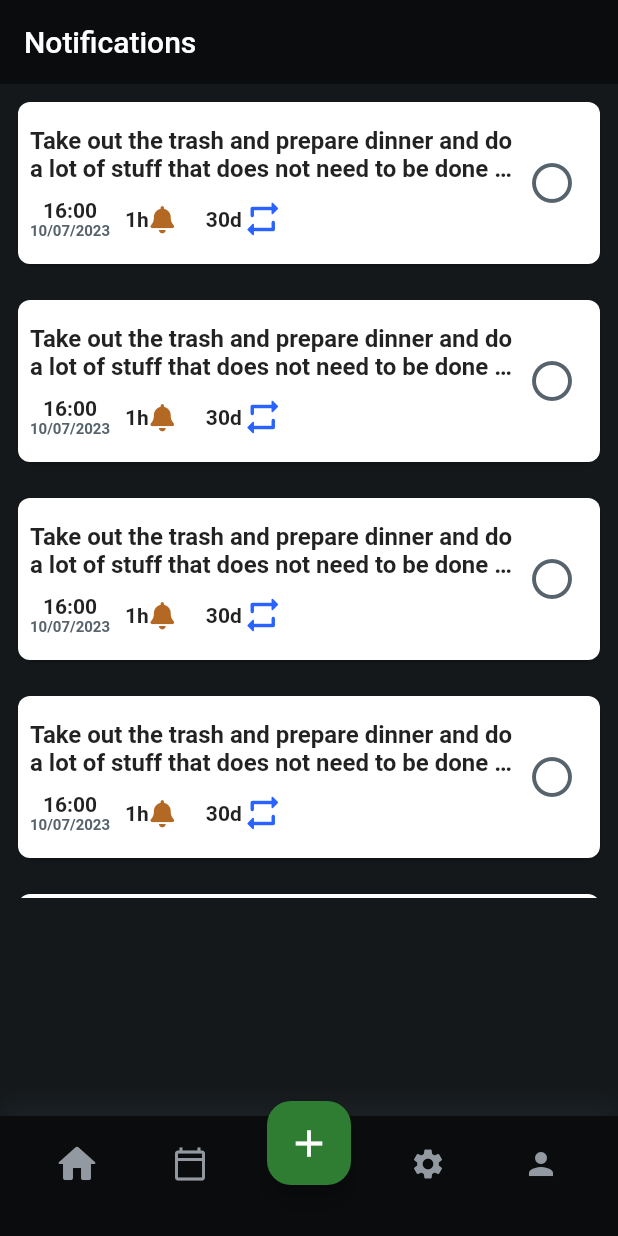
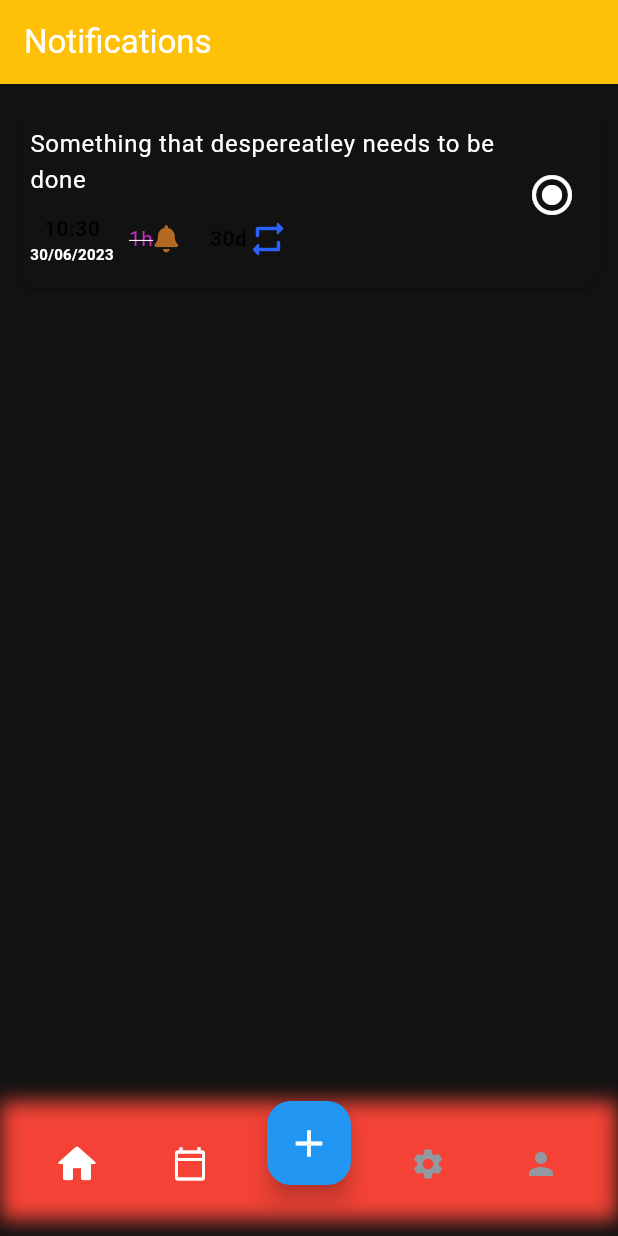
Before and after one commit to Edvardsn/Notify, a Flutter app: the screen it shows after launch, on a phone screen of 412 x 824 dp. Run offline on Flutter 3.47's test engine with Material 2 defaults, Android fonts, the phone set to English and light mode, and no system bars; our stand-ins replace bloc, device_preview, equatable, flutter_bloc, font_awesome_flutter, hive and 1 more; accounts and stored records are empty.

Commit message:
Themes and state management still work in progress.

```diff
--- /dev/null
+++ b/lib/data/notifications_api.dart
@@ -0,0 +1,60 @@
+import 'package:hive/hive.dart';
+import 'package:hive_flutter/adapters.dart';
+import 'package:husk/models/notification.dart';
+
+/// {@template notifications_api}
+/// The interface for an API that provides access to a list of notifications.
+///
+///
+/// Code
+/// {@endtemplate}
+class NotificationsApi {
+  /// {@macro notifications_api}
+
+  NotificationsApi();
+
+  static const String DATABASE = "notifications";
+
+  // var dataSource;
+
+  /// Provides a [Stream] of all notifications.
+  Future<Stream<Notification>> getNotifications() async {
+    await Hive.initFlutter();
+    await Hive.openBox<Notification>(DATABASE);
+
+    Stream<Notification> nofitications =
+        Stream.fromIterable(Hive.box<Notification>(DATABASE).values);
+
+    return nofitications;
+  }
+
+  /// Saves a [notification].
+  ///
+  /// If a [notification] with the same id already exists, it will be replaced.
+
+  Future<void> savenotification(Notification notification) async {
+    Hive.openBox("notifications");
+    // dataSource.add(notification);
+  }
+
+  /// Deletes the `notification` with the given id.
+  ///
+  /// If no `notification` with the given id exists, a [notificationNotFoundException] error is
+  /// thrown.
+  Future<void> deletenotification(Notification notification) async {
+    // dataSource.delete(notification);
+  }
+
+//   /// Deletes all completed notifications.
+//   ///
+//   /// Returns the number of deleted notifications.
+//   Future<int> clearCompleted();
+
+//   /// Sets the `isCompleted` state of all notifications to the given value.
+//   ///
+//   /// Returns the number of updated notifications.
+//   Future<int> completeAll({required bool isCompleted});
+}
+
+/// Error thrown when a [notification] with a given id is not found.
+class notificationNotFoundException implements Exception {}
--- a/lib/main.dart
+++ b/lib/main.dart
@@ -1,17 +1,23 @@
-import 'package:flutter/material.dart';
+import 'package:flutter_bloc/flutter_bloc.dart';
+import 'package:hive_flutter/adapters.dart';
+import 'package:husk/data/notifications_api.dart';
+import 'package:husk/models/notification.dart';
+import 'package:flutter/material.dart' hide Notification;
 import 'package:device_preview/device_preview.dart';
-import 'package:flutter_bloc/flutter_bloc.dart';
-import 'package:font_awesome_flutter/font_awesome_flutter.dart';
+import 'package:husk/pages/notification_dashboard/bloc/notification_dashboard_bloc.dart';
+import 'package:husk/themes/blue_theme.dart';
 import 'package:husk/widgets/navbar.dart';
 import 'package:husk/themes/dark_theme.dart';
-import 'package:husk/widgets/notification_header.dart';
 import 'package:husk/widgets/notification_tile.dart';
 
-void main() => runApp(
+void main() async {
+  await Hive.initFlutter();
+  runApp(
     DevicePreview(
       builder: (context) => const MyApp(), // Wrap your app
     ),
   );
+}
 
 class MyApp extends StatelessWidget {
   const MyApp({super.key});
@@ -20,8 +26,8 @@ class MyApp extends StatelessWidget {
   @override
   Widget build(BuildContext context) {
     return MaterialApp(
-      title: 'Flutter Demo',
-      theme: DarkTheme.themeData,
+      title: 'Husk',
+      theme: BlueTheme.themeData,
       home: const MyHomePage(title: 'Notifications'),
       locale: DevicePreview.locale(context),
       builder: DevicePreview.appBuilder,
@@ -44,11 +50,21 @@ class _MyHomePageState extends State<MyHomePage> {
     var deviceData = MediaQuery.of(context);
     var screenWidth = MediaQuery.of(context).size.width;
 
-    return Scaffold(
-      backgroundColor: Theme.of(context).primaryColor,
+    // ignore: unused_local_variable
+    var test = Notification(
+        title: "Something that despereatley needs to be done",
+        timeOfNotification: DateTime.now(),
+        id: 1);
+
+    return BlocProvider(
+      create: (context) => NotificationDashboardBloc(api: NotificationsApi()),
+      child: Scaffold(
+        backgroundColor: Theme.of(context).canvasColor,
         appBar: AppBar(
-        backgroundColor: Theme.of(context).focusColor,
+
+          backgroundColor: Theme.of(context).appBarTheme.backgroundColor,
           title: Text(widget.title),
+
         ),
         body: Column(
           mainAxisAlignment: MainAxisAlignment.start,
@@ -69,20 +85,9 @@ class _MyHomePageState extends State<MyHomePage> {
                     decelerationRate: ScrollDecelerationRate.normal),
                 scrollDirection: Axis.vertical,
                 children: [
-                NotificationTile(),
-                NotificationTile(),
-                NotificationTile(),
-                NotificationTile(),
-                NotificationTile(),
-                NotificationTile(),
-                NotificationTile(),
-                NotificationTile(),
-                NotificationTile(),
-                NotificationTile(),
-                NotificationTile(),
-                NotificationTile(),
-                NotificationTile(),
-                NotificationTile(),
+                  NotificationTile(notif: test),
+                  // NotificationTile(),
+                  // NotificationTile(),
                 ],
               ),
             ),
@@ -90,6 +95,7 @@ class _MyHomePageState extends State<MyHomePage> {
           ],
         ),
         bottomNavigationBar: const NavBar(),
+      ),
     );
   }
 }
--- /dev/null
+++ b/lib/models/notification.dart
@@ -0,0 +1,59 @@
+import 'package:equatable/equatable.dart';
+import 'package:hive/hive.dart';
+
+///
+/// A Notifications and its details surrounding.
+///
+/// [Notifications] are immutable and can be copied using [copyWith].
+@HiveType(typeId: 1)
+class Notification extends Equatable {
+  const Notification(
+      {required this.id,
+      required this.title,
+      required this.timeOfNotification,
+      this.recurringTimeframe = Duration.zero,
+      this.preNotificationAlertTime = Duration.zero});
+
+  @HiveField(0)
+  final int id;
+
+  /// The title of the notificaiton
+  @HiveField(1)
+  final String title;
+
+  /// The time and date of the notification
+  @HiveField(2)
+  final DateTime timeOfNotification;
+
+  /// A duration representing the interval the notification should be repeated.
+  @HiveField(3)
+  final Duration recurringTimeframe;
+
+  /// A duration representing a given amount of time before the actual notification timeslot
+  /// to be alerted.
+  @HiveField(4)
+  final Duration preNotificationAlertTime;
+
+  @override
+  List<Object?> get props =>
+      [title, timeOfNotification, recurringTimeframe, preNotificationAlertTime];
+
+  /// Returns a copy of this `notification` with the given values updated.
+  ///
+  /// {@macro notification_item}
+  Notification copyWith(
+      {int? id,
+      String? title,
+      DateTime? timeOfNotification,
+      Duration? recurringTimeframe,
+      Duration? preNotificationAlertTime}) {
+    return Notification(
+      id: id ?? this.id,
+      title: title ?? this.title,
+      timeOfNotification: timeOfNotification ?? this.timeOfNotification,
+      recurringTimeframe: recurringTimeframe ?? this.recurringTimeframe,
+      preNotificationAlertTime:
+          preNotificationAlertTime ?? this.preNotificationAlertTime,
+    );
+  }
+}
--- /dev/null
+++ b/lib/pages/notification_dashboard/bloc/notification_dashboard_bloc.dart
@@ -0,0 +1,34 @@
+import 'dart:async';
+
+import 'package:bloc/bloc.dart';
+import 'package:equatable/equatable.dart';
+import 'package:husk/data/notifications_api.dart';
+
+import '../../../models/notification.dart';
+
+part 'notification_dashboard_event.dart';
+part 'notification_dashboard_state.dart';
+
+/// A bloc which manages the state of the notification dashboard.
+class NotificationDashboardBloc
+    extends Bloc<NotificationDashboardEvent, NotificationDashboardState> {
+  Future<Stream<Notification>> notifications;
+
+  final NotificationsApi _api;
+
+  NotificationDashboardBloc({required NotificationsApi api})
+      : _api = api,
+        notifications = api.getNotifications(),
+        super(const NotificationDashboardState()) {
+    on<NotificationSelectedEvent>(_onSelectedNotification);
+  }
+
+  FutureOr<void> _onSelectedNotification(NotificationSelectedEvent event,
+      Emitter<NotificationDashboardState> emit) {
+    /// Extract existing selected notifications
+    List<Notification> selectedNotifs = List.from(state.selectedNotifications);
+    selectedNotifs.add(event.notification);
+    print(state.selectedNotifications);
+    emit(state.copyWith(null, null, selectedNotifs));
+  }
+}
--- /dev/null
+++ b/lib/pages/notification_dashboard/bloc/notification_dashboard_event.dart
@@ -0,0 +1,15 @@
+part of 'notification_dashboard_bloc.dart';
+
+sealed class NotificationDashboardEvent extends Equatable {
+  const NotificationDashboardEvent();
+
+  @override
+  List<Object> get props => [];
+}
+
+/// An event which signals that a notification has been selected
+final class NotificationSelectedEvent extends NotificationDashboardEvent {
+  const NotificationSelectedEvent({required this.notification});
+
+  final Notification notification;
+}
--- /dev/null
+++ b/lib/pages/notification_dashboard/bloc/notification_dashboard_state.dart
@@ -0,0 +1,35 @@
+part of 'notification_dashboard_bloc.dart';
+
+/// The different status types of the dashboard
+enum NotificationDashboardStatus { loading, loaded }
+
+/// This class represents the state of the notification dashboard
+final class NotificationDashboardState extends Equatable {
+  const NotificationDashboardState(
+      {this.status = NotificationDashboardStatus.loading,
+      this.notifications = const [],
+      this.selectedNotifications = const []});
+
+  final NotificationDashboardStatus status;
+  final List<Notification> notifications;
+  final List<Notification> selectedNotifications;
+
+  /// The criteria for what constitutes a different notification for the Equatable comparison
+  @override
+  List<Object> get props => [status, notifications];
+
+  /// A constructor for creating a copy of the state of the dashboard with the option of
+  /// modifying existing fields.
+  NotificationDashboardState copyWith(
+    NotificationDashboardStatus? status,
+    List<Notification>? notifications,
+    List<Notification>? selectedNotifications,
+  ) {
+    return NotificationDashboardState(
+      status: status ?? this.status,
+      notifications: notifications ?? this.notifications,
+      selectedNotifications:
+          selectedNotifications ?? this.selectedNotifications,
+    );
+  }
+}
--- /dev/null
+++ b/lib/themes/blue_theme.dart
@@ -0,0 +1,37 @@
+import 'package:flutter/material.dart';
+
+class BlueTheme {
+  Color color = const Color(0xff94a2f2);
+
+  static List<Color> colors = [
+    const Color(0xff26292b),
+    const Color(0xff2e3239),
+    const Color(0xff5f7adb),
+    const Color(0xffa2b2ee)
+  ];
+
+  static List<String> type = [
+    "Background/canvas",
+    "onButton/additionalButtonColor",
+    "Primary",
+    "Secondary"
+  ];
+
+  Map<String, Color> palette = Map.fromIterables(type, colors);
+
+  static ColorScheme fullPalette =
+      ColorScheme.fromSeed(seedColor: const Color(0xff26292b));
+
+  static TextTheme textTheme = const TextTheme();
+  static AppBarTheme appBarTheme = AppBarTheme(color: Colors.amber);
+  // static BottomNavigationBarTheme bottomNavigationBarTheme = BottomNavigationBarTheme(data: data, child: child)
+
+  static ThemeData get themeData {
+    // return ThemeData.from(colorScheme: fullPalette, useMaterial3: true);
+    return ThemeData.from(
+            colorScheme: const ColorScheme.dark(),
+            textTheme: Typography.whiteRedmond,
+            useMaterial3: true)
+        .copyWith(appBarTheme: appBarTheme);
+  }
+}
--- a/lib/themes/dark_theme.dart
+++ b/lib/themes/dark_theme.dart
@@ -11,8 +11,10 @@ class DarkTheme {
           tileColor: Colors.white),
       primaryColor: const Color(0xFF14181b),
       focusColor: const Color(0xFF0A0C0E),
+
       floatingActionButtonTheme: FloatingActionButtonThemeData(
         backgroundColor: Colors.green.shade800,
+
       ),
       primaryTextTheme: const TextTheme(
         displayLarge: TextStyle(color: Colors.white),
--- a/lib/widgets/navbar.dart
+++ b/lib/widgets/navbar.dart
@@ -1,4 +1,6 @@
 import 'package:flutter/material.dart';
+import 'package:flutter_bloc/flutter_bloc.dart';
+import 'package:husk/pages/notification_dashboard/bloc/notification_dashboard_bloc.dart';
 
 class NavBar extends StatelessWidget {
   const NavBar({super.key});
@@ -9,8 +11,8 @@ class NavBar extends StatelessWidget {
       width: double.infinity,
       height: 90,
       decoration: BoxDecoration(
-        color: Theme.of(context).primaryColor,
-      ),
+          // color: Theme.of(context).bottomNavigationBarTheme.selectedItemColor,
+          ),
       child: Stack(
         children: [
           Column(
@@ -18,7 +20,8 @@ class NavBar extends StatelessWidget {
             mainAxisAlignment: MainAxisAlignment.end,
             children: [
               Material(
-                color: Theme.of(context).focusColor,
+                color:
+                    Theme.of(context).bottomNavigationBarTheme.backgroundColor,
                 elevation: 0,
                 shape: RoundedRectangleBorder(
                   borderRadius: BorderRadius.circular(0),
@@ -27,11 +30,13 @@ class NavBar extends StatelessWidget {
                   width: double.infinity,
                   height: 80,
                   decoration: BoxDecoration(
-                    color: Theme.of(context).focusColor,
+                    color: Theme.of(context)
+                        .bottomNavigationBarTheme
+                        .backgroundColor,
                     boxShadow: const [
                       BoxShadow(
                         blurRadius: 10,
-                        color: Color(0x1A57636C),
+                        color: Colors.red,
                         offset: Offset(0, -10),
                         spreadRadius: 0.1,
                       )
@@ -49,10 +54,14 @@ class NavBar extends StatelessWidget {
             children: [
               Flexible(
                 child: IconButton(
-                  color: Colors.transparent,
-                  icon: const Icon(
+                  color: Theme.of(context)
+                      .bottomNavigationBarTheme
+                      .selectedItemColor,
+                  icon: Icon(
                     Icons.home_rounded,
-                    color: Color(0xFF9299A1),
+                    color: Theme.of(context)
+                        .bottomNavigationBarTheme
+                        .selectedItemColor,
                     size: 32,
                   ),
                   onPressed: () {
@@ -62,11 +71,15 @@ class NavBar extends StatelessWidget {
               ),
               Flexible(
                 child: IconButton(
-                  color: Colors.transparent,
+                  color: Theme.of(context)
+                      .bottomNavigationBarTheme
+                      .selectedItemColor,
                   iconSize: 30,
-                  icon: const Icon(
+                  icon: Icon(
                     Icons.calendar_today_outlined,
-                    color: Color(0xFF9299A1),
+                    color: Theme.of(context)
+                        .bottomNavigationBarTheme
+                        .selectedItemColor,
                     size: 24,
                   ),
                   onPressed: () {
@@ -81,9 +94,13 @@ class NavBar extends StatelessWidget {
                   Padding(
                     padding: const EdgeInsetsDirectional.fromSTEB(0, 0, 0, 10),
                     child: FloatingActionButton(
-                      backgroundColor: Theme.of(context)
-                          .floatingActionButtonTheme
-                          .focusColor,
+                      backgroundColor: context
+                              .read<NotificationDashboardBloc>()
+                              .state
+                              .selectedNotifications
+                              .isEmpty
+                          ? Colors.blue
+                          : Colors.red,
                       child: const Icon(
                         Icons.add,
                         color: Colors.white,
--- a/lib/widgets/notification_tile.dart
+++ b/lib/widgets/notification_tile.dart
@@ -1,36 +1,58 @@
-import 'package:flutter/material.dart';
+import 'package:flutter/material.dart' hide Notification;
+import 'package:flutter_bloc/flutter_bloc.dart';
 import 'package:font_awesome_flutter/font_awesome_flutter.dart';
+import 'package:hive_flutter/adapters.dart';
+import 'package:husk/models/notification.dart';
+import 'package:husk/pages/notification_dashboard/bloc/notification_dashboard_bloc.dart';
+import 'package:intl/intl.dart';
 
 class NotificationTile extends StatefulWidget {
-  const NotificationTile({super.key});
+  NotificationTile({super.key, required this.notif});
+
+  Notification notif;
 
   @override
   State<NotificationTile> createState() => _NotificationTileState();
 }
 
 class _NotificationTileState extends State<NotificationTile> {
-  bool _tileSelected = false;
+  bool selected = false;
+
+  late String timeOfDay =
+      DateFormat("Hm").format(widget.notif.timeOfNotification);
+
+  late String timeOfMonth;
+
+  late String dateOfNotification =
+      DateFormat("d/$timeOfMonth/y").format(widget.notif.timeOfNotification);
+
+  /// Formats the given date to european format
+  void _formatDate() {
+    if (DateFormat("M").format(widget.notif.timeOfNotification).length == 1) {
+      timeOfMonth =
+          "0${DateFormat("M").format(widget.notif.timeOfNotification)}";
+    }
+  }
 
   @override
   Widget build(BuildContext context) {
+    _formatDate();
+
     return Card(
       margin: const EdgeInsets.all(12),
-      child: Expanded(
+      color: Theme.of(context).cardColor,
       child: ListTile(
         horizontalTitleGap: 1,
         contentPadding: const EdgeInsets.all(8),
         isThreeLine: true,
         // dense: true,
-          title: const Text(
-            "Take out the trash and prepare dinner and do a lot of stuff that does not need to be done or something.",
-            style: TextStyle(
-                color: Colors.black87,
-                fontSize: 16,
-                fontWeight: FontWeight.w600),
-            overflow: TextOverflow.ellipsis,
-            maxLines: 2,
-            softWrap: true,
-          ),
+        title: Text(widget.notif.title),
+        //   style: const TextStyle(
+        //       color: Colors.black87, fontSize: 16, fontWeight: FontWeight.w600),
+        //   overflow: TextOverflow.ellipsis,
+        //   maxLines: 2,
+        //   softWrap: true,
+        // ),
         titleAlignment: ListTileTitleAlignment.center,
         subtitle: Padding(
           padding: const EdgeInsets.fromLTRB(0, 10, 0, 0),
@@ -40,9 +62,9 @@ class _NotificationTileState extends State<NotificationTile> {
               Column(
                 crossAxisAlignment: CrossAxisAlignment.center,
                 children: [
-                    const Text(
-                      "16:00",
-                      style: TextStyle(
+                  Text(
+                    timeOfDay,
+                    style: const TextStyle(
                         color: Colors.black87,
                         fontSize: 14,
                         fontWeight: FontWeight.w700),
@@ -51,27 +73,32 @@ class _NotificationTileState extends State<NotificationTile> {
                     softWrap: true,
                   ),
                   Text(
-                      "10/07/2023",
+                    dateOfNotification,
                     maxLines: 1,
                     style: TextStyle(
-                          color: Theme.of(context)
-                              .primaryTextTheme
-                              .labelSmall
-                              ?.color,
+                        color: Theme.of(context).textTheme.labelSmall?.color,
                         fontSize: 10,
                         fontWeight: FontWeight.w700),
                   )
                 ],
               ),
-                const Padding(
+              Padding(
                 padding: EdgeInsets.symmetric(horizontal: 10),
                 child: Row(
                   mainAxisAlignment: MainAxisAlignment.center,
                   children: [
                     Text(
                       "1h",
-                        style: TextStyle(
-                            color: Colors.black87, fontWeight: FontWeight.w700),
+                      style: selected
+                          ? TextStyle(
+                              color: const Color.fromARGB(255, 28, 45, 59),
+                              decoration: TextDecoration.lineThrough,
+                              fontSize: 40,
+                            )
+                          : TextStyle(
+                              color: Color.fromARGB(255, 207, 47, 207),
+                              decoration: TextDecoration.lineThrough,
+                            ),
                     ),
                     Icon(
                       FontAwesomeIcons.solidBell,
@@ -103,11 +130,20 @@ class _NotificationTileState extends State<NotificationTile> {
           ),
         ),
         trailing: IconButton(
-            icon: const Icon(Icons.radio_button_off),
+          icon: selected
+              ? const Icon(Icons.radio_button_off)
+              : const Icon(Icons.radio_button_checked_rounded),
           color: Theme.of(context).primaryTextTheme.labelSmall?.color,
           iconSize: 32,
-            onPressed: () {},
-          ),
+          onPressed: () {
+            setState(() {
+              selected = !selected;
+            });
+            context
+                .read<NotificationDashboardBloc>()
+                .add(NotificationSelectedEvent(notification: widget.notif));
+            print(this.selected);
+          },
         ),
       ),
     );
```
Also changed, not shown: lib/bloc/notification_bloc.dart (deleted, +0 -13 lines), lib/bloc/notification_event.dart (deleted, +0 -8 lines), lib/bloc/notification_state.dart (deleted, +0 -26 lines), lib/widgets/buttons/delete_notification_button.dart (added, +32 -0 lines), pubspec.yaml (+10 -1 lines), lib/pages/notification_dashboard/notification_dashboard.dart (added), lib/widgets/buttons/add_notificaton_button.dart (added), pubspec.lock, 2 other files. Lines whose indentation alone changed are shown as unchanged.
